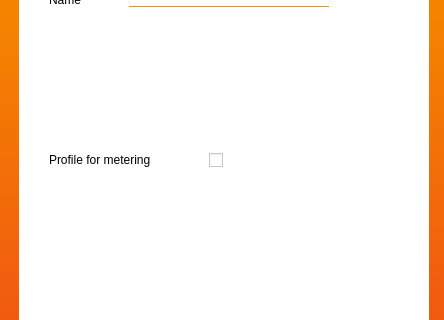
Above: Project/ui/profileswidget.ui from IshanB7/Holistic-Health-Tracker-Simulator before the change; both pictures show x 0 to 444 and y 135 to 455 of the 444 by 671 pixel window. Below: the same form after it.
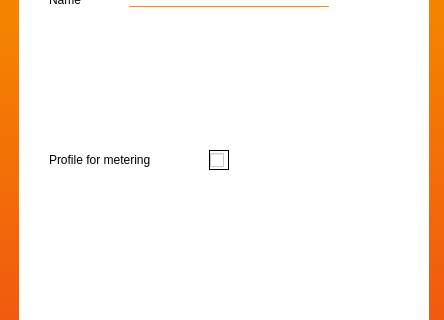
That is the form after the change. Icons and pictures are not drawn.

Commit message: added border to checkbox

Patch:
```diff
--- a/Project/ui/profileswidget.ui
+++ b/Project/ui/profileswidget.ui
@@ -574,7 +574,7 @@
        </rect>
       </property>
       <property name="styleSheet">
-       <string notr="true"/>
+       <string notr="true">border: 1px solid black;</string>
       </property>
       <property name="text">
        <string/>
```
